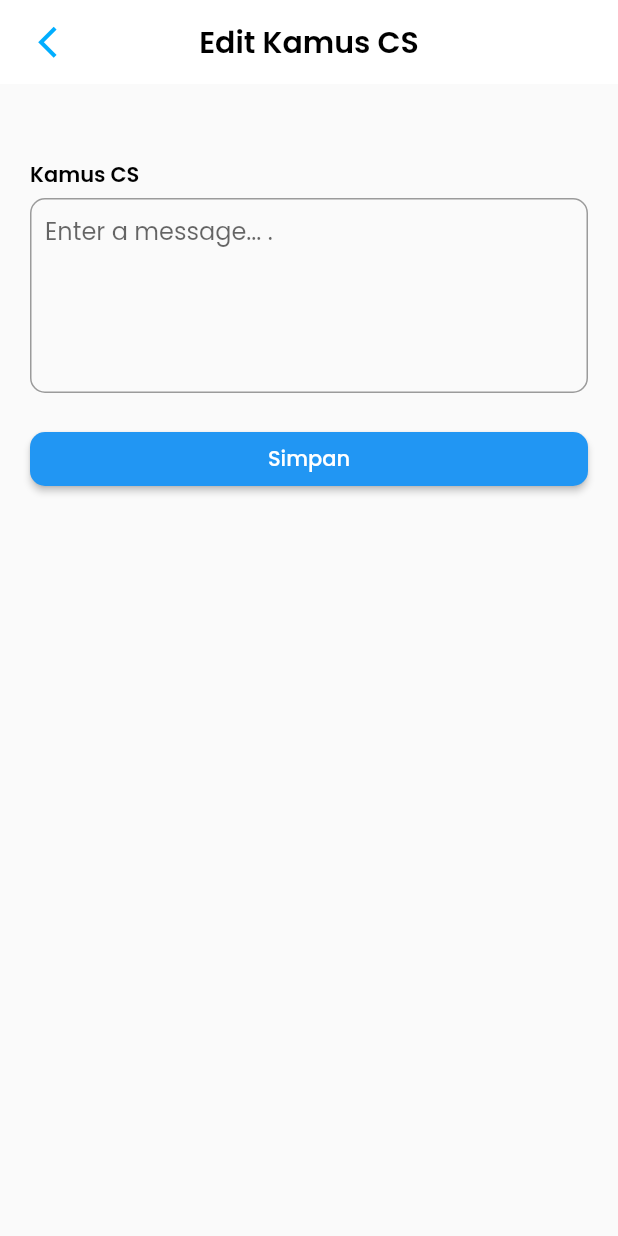
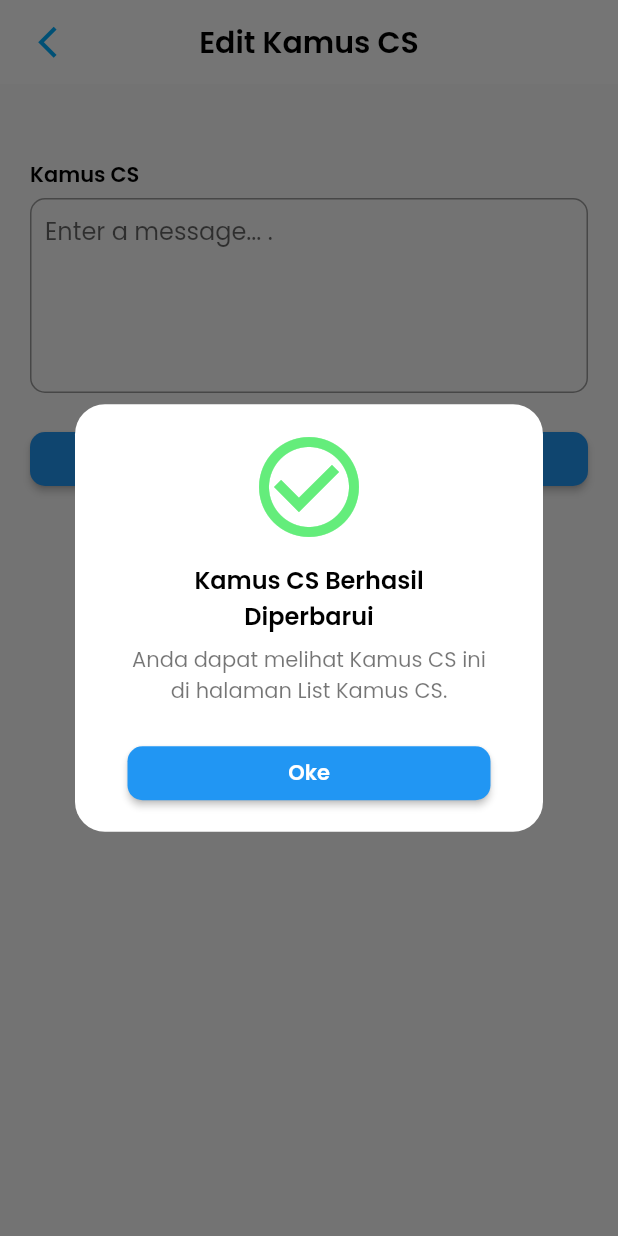
Before and after one commit to finpangestu/kamus_cs, a Flutter app: the EditKamusCS screen opened directly, after a tap on "Simpan", on a phone screen of 412 x 824 dp. Run offline on Flutter 3.47's test engine with Material 2 defaults, Android fonts, the phone set to English and light mode, and no system bars; our stand-ins replace flutter_slidable; statements that could not run were skipped.

Commit message:
add pop up save

```diff
--- a/lib/views/edit_kamus_cs.dart
+++ b/lib/views/edit_kamus_cs.dart
@@ -1,6 +1,8 @@
 // ignore_for_file: prefer_const_constructors, prefer_const_literals_to_create_immutables, deprecated_member_use
 
 import 'package:flutter/material.dart';
+import 'package:kamus_cs/views/widgets/hero_dialog_route.dart';
+import 'package:kamus_cs/views/widgets/save_popup.dart';
 
 class EditKamusCS extends StatefulWidget {
   const EditKamusCS({Key? key}) : super(key: key);
@@ -86,7 +88,12 @@ class _EditKamusCSState extends State<EditKamusCS> {
                     ),
                   ),
                 ),
-                onPressed: () {},
+                onPressed: () {
+                  Navigator.of(context)
+                      .push(HeroDialogRoute(builder: (context) {
+                    return SavePopup();
+                  }));
+                },
                 child: Text(
                   'Simpan',
                   style: TextStyle(fontFamily: 'Poppins'),
--- /dev/null
+++ b/lib/views/widgets/hero_dialog_route.dart
@@ -0,0 +1,42 @@
+import 'package:flutter/material.dart';
+
+class HeroDialogRoute<T> extends PageRoute<T> {
+  HeroDialogRoute({
+    required WidgetBuilder builder,
+    RouteSettings? settings,
+    bool fullscreenDialog = false,
+  })  : _builder = builder,
+        super(settings: settings, fullscreenDialog: fullscreenDialog);
+
+  final WidgetBuilder _builder;
+
+  @override
+  Color? get barrierColor => Colors.black54;
+
+  @override
+  String? get barrierLabel => 'Popup save open';
+
+  @override
+  Widget buildTransitions(BuildContext context, Animation<double> animation,
+      Animation<double> secondaryAnimation, Widget child) {
+    return child;
+  }
+
+  @override
+  Widget buildPage(BuildContext context, Animation<double> animation,
+      Animation<double> secondaryAnimation) {
+    return _builder(context);
+  }
+
+  @override
+  bool get maintainState => true;
+
+  @override
+  Duration get transitionDuration => const Duration(milliseconds: 200);
+
+  @override
+  bool get opaque => false;
+
+  @override
+  bool get barrierDismissible => true;
+}
--- /dev/null
+++ b/lib/views/widgets/save_popup.dart
@@ -0,0 +1,105 @@
+// ignore_for_file: prefer_const_constructors, prefer_const_literals_to_create_immutables
+
+import 'package:flutter/material.dart';
+import 'package:kamus_cs/views/list_kamus_cs.dart';
+
+const String _heroSavePopup = 'save-popup-hero';
+
+class SavePopup extends StatelessWidget {
+  const SavePopup({Key? key}) : super(key: key);
+
+  @override
+  Widget build(BuildContext context) {
+    return Center(
+      child: Padding(
+        padding: EdgeInsets.all(50),
+        child: Hero(
+          tag: _heroSavePopup,
+          createRectTween: (begin, end) {
+            return CustomRectTween(begin: begin, end: end);
+          },
+          child: Material(
+            color: Colors.white,
+            elevation: 0,
+            shape: RoundedRectangleBorder(
+              borderRadius: BorderRadius.circular(20),
+            ),
+            child: SingleChildScrollView(
+              child: Padding(
+                padding: EdgeInsets.fromLTRB(35, 15, 35, 15),
+                child: Column(
+                  mainAxisSize: MainAxisSize.min,
+                  children: [
+                    Container(
+                      margin: EdgeInsets.only(bottom: 10),
+                      child: Icon(
+                        Icons.check_circle_outline,
+                        size: 80,
+                        color: Color.fromARGB(254, 99, 237, 122),
+                      ),
+                    ),
+                    Text(
+                      'Kamus CS Berhasil Diperbarui',
+                      style: TextStyle(
+                        fontFamily: 'Poppins',
+                        fontSize: 16,
+                        color: Colors.black,
+                        fontWeight: FontWeight.w600,
+                      ),
+                      textAlign: TextAlign.center,
+                    ),
+                    Container(
+                      margin: EdgeInsets.fromLTRB(0, 7, 0, 20),
+                      child: Text(
+                        'Anda dapat melihat Kamus CS ini di halaman List Kamus CS.',
+                        style: TextStyle(
+                          fontFamily: 'Poppins',
+                          fontSize: 14,
+                          color: Colors.black54,
+                        ),
+                        textAlign: TextAlign.center,
+                      ),
+                    ),
+                    SizedBox(
+                      width: double.infinity,
+                      child: ElevatedButton(
+                        onPressed: () {
+                          Navigator.pushReplacement(context,
+                              MaterialPageRoute(builder: (context) {
+                            return ListKamusCS();
+                          }));
+                        },
+                        style: ButtonStyle(
+                          shape: MaterialStateProperty.all(
+                            RoundedRectangleBorder(
+                              borderRadius: BorderRadius.circular(10),
+                            ),
+                          ),
+                        ),
+                        child: Text(
+                          'Oke',
+                          style: TextStyle(
+                            fontFamily: 'Poppins',
+                            fontSize: 14,
+                            fontWeight: FontWeight.w600,
+                          ),
+                        ),
+                      ),
+                    ),
+                  ],
+                ),
+              ),
+            ),
+          ),
+        ),
+      ),
+    );
+  }
+}
+
+class CustomRectTween extends RectTween {
+  CustomRectTween({
+    required Rect? begin,
+    required Rect? end,
+  }) : super(begin: begin, end: end);
+}
```
